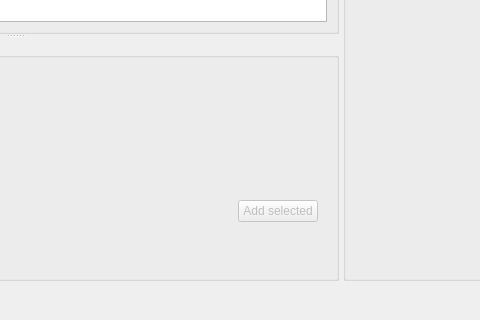
Qt form src/gui/desktop/ui/photos_add_dialog.ui (Kicer86/photobroom) before a commit; both pictures show x 321 to 801 and y 430 to 750 of the 1000 by 750 pixel window.
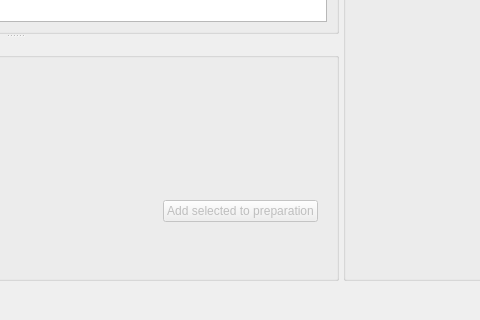
The same form after that commit. Icons and pictures are not drawn. Custom widgets are drawn as their Qt base class.

Commit message: gui: ui: PhotosAddDialog: more descriptive text

Diff of the .ui file:
```diff
--- a/src/gui/desktop/ui/photos_add_dialog.ui
+++ b/src/gui/desktop/ui/photos_add_dialog.ui
@@ -82,7 +82,7 @@
                  <bool>false</bool>
                 </property>
                 <property name="text">
-                 <string>Add selected</string>
+                 <string>Add selected to preparation</string>
                 </property>
                </widget>
               </item>
```
